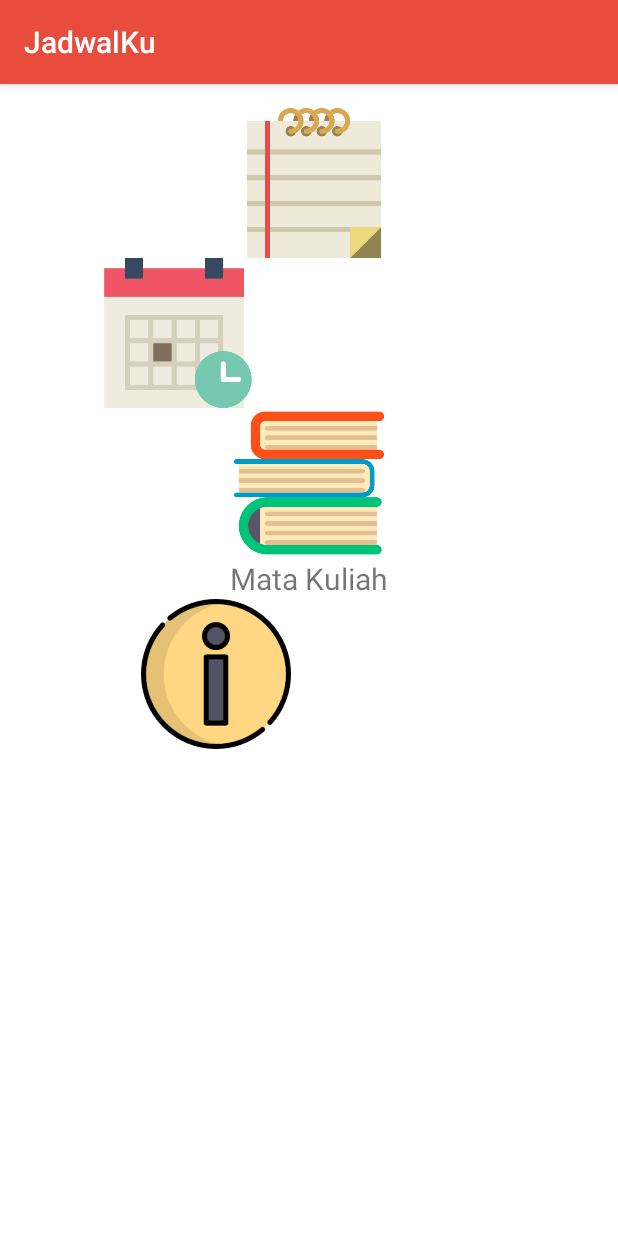
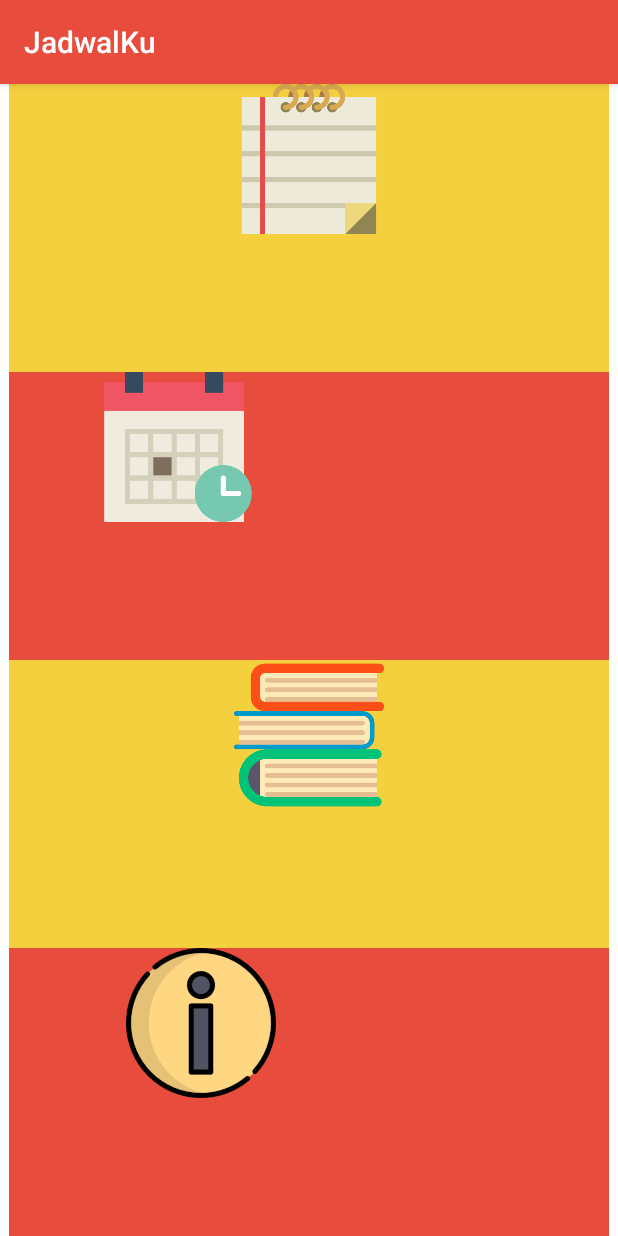
Before and after one commit to fahrirh/JadwalKu, an Android app: the screen it shows after launch (MainActivity), on a phone screen of 412 x 824 dp. Run offline under Robolectric (Android 15) with nearby library versions, the light colour scheme and no system bars.

Commit message:
still play with layout extended

```diff
--- a/app/src/main/res/layout/activity_main.xml
+++ b/app/src/main/res/layout/activity_main.xml
@@ -3,10 +3,8 @@
     xmlns:tools="http://schemas.android.com/tools"
     android:layout_width="match_parent"
     android:layout_height="match_parent"
-    android:paddingBottom="@dimen/activity_vertical_margin"
-    android:paddingLeft="@dimen/activity_horizontal_margin"
-    android:paddingRight="@dimen/activity_horizontal_margin"
-    android:paddingTop="@dimen/activity_vertical_margin"
+    android:paddingLeft="6dp"
+    android:paddingRight="6dp"
     android:background="#FFFFFF"
     tools:context="hasibuan.sabtusore.MainActivity"
     android:orientation="vertical">
@@ -14,7 +12,9 @@
     <LinearLayout
         android:layout_width="match_parent"
         android:layout_height="wrap_content"
-        android:orientation="horizontal">
+        android:layout_weight="25"
+        android:orientation="horizontal"
+        android:background="@color/colorPrimaryDark">
         <ImageButton
             android:id="@+id/buttonLihatnote"
             android:layout_width="wrap_content"
@@ -23,8 +23,6 @@
             android:scaleType="centerInside"
             android:src="@drawable/note"
             android:background="#00000000"
-            android:layout_marginLeft="6dp"
-            android:layout_marginStart="6dp"
             android:layout_alignTop="@+id/buttonLihatmk"
             android:layout_alignLeft="@+id/buttonAlarm"
             android:layout_alignStart="@+id/buttonAlarm" />
@@ -33,7 +31,9 @@
     <LinearLayout
         android:layout_width="match_parent"
         android:layout_height="wrap_content"
-        android:orientation="horizontal">
+        android:layout_weight="25"
+        android:orientation="horizontal"
+        android:background="@color/colorPrimary">
         <ImageButton
             android:id="@+id/buttonLihatjadwal"
             android:layout_width="wrap_content"
@@ -53,7 +53,9 @@
     <LinearLayout
         android:layout_width="match_parent"
         android:layout_height="wrap_content"
-        android:orientation="horizontal">
+        android:orientation="horizontal"
+        android:layout_weight="25"
+        android:background="@color/colorPrimaryDark">
         <ImageButton
             android:id="@+id/buttonLihatmk"
             android:layout_width="wrap_content"
@@ -61,26 +63,15 @@
             android:elevation="4dp"
             android:scaleType="centerInside"
             android:src="@drawable/books"
-            android:background="#00000000"
-            android:layout_alignParentTop="true"
-            android:layout_alignRight="@+id/buttonLihatjadwal"
-            android:layout_alignEnd="@+id/buttonLihatjadwal" />
+            android:background="#00000000" />
     </LinearLayout>
-
-    <TextView
-        android:layout_width="wrap_content"
-        android:layout_height="wrap_content"
-        android:layout_alignLeft="@+id/buttonLihatmk"
-        android:layout_alignStart="@+id/buttonLihatmk"
-        android:layout_above="@+id/buttonLihatmk"
-        android:layout_gravity="center"
-        android:text="Mata Kuliah"
-        android:textSize="20sp"/>
 
     <LinearLayout
         android:layout_width="match_parent"
         android:layout_height="wrap_content"
-        android:orientation="horizontal">
+        android:orientation="horizontal"
+        android:layout_weight="25"
+        android:background="@color/colorPrimary">
         <ImageButton
             android:id="@+id/buttonAlarm"
             android:layout_width="wrap_content"
@@ -89,9 +80,7 @@
             android:scaleType="centerInside"
             android:src="@drawable/infor"
             android:background="#00000000"
-            android:layout_below="@+id/buttonLihatmk"
-            android:layout_alignParentLeft="true"
-            android:layout_alignParentStart="true" />
+            />
     </LinearLayout>
 
 </LinearLayout>
```
